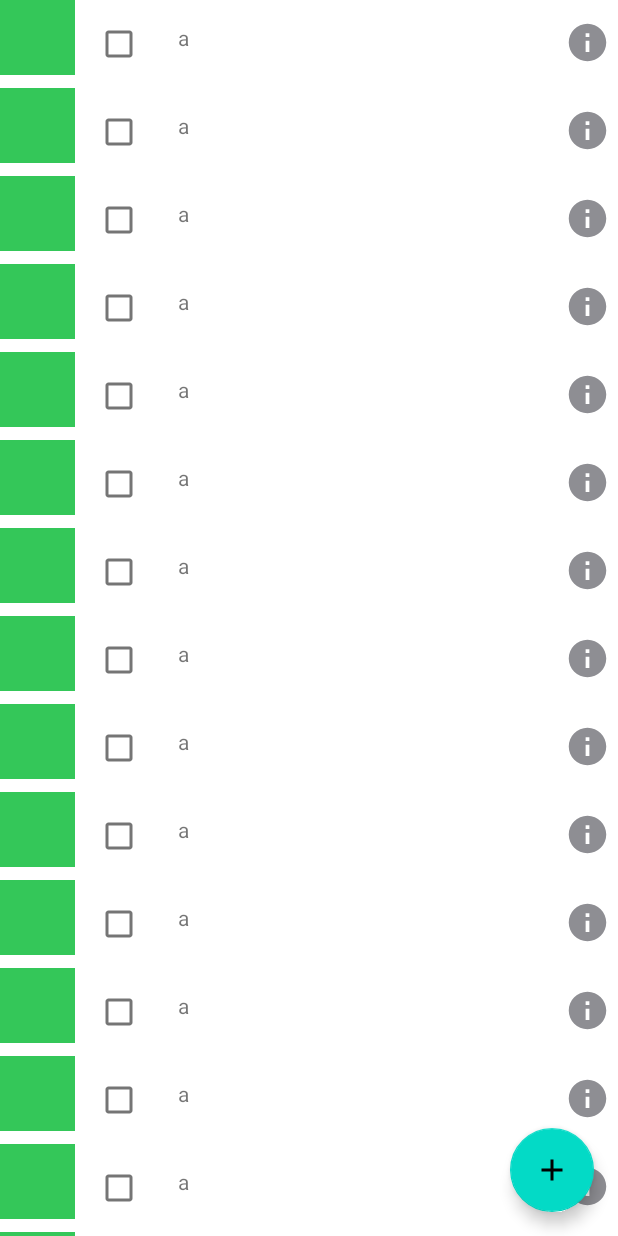
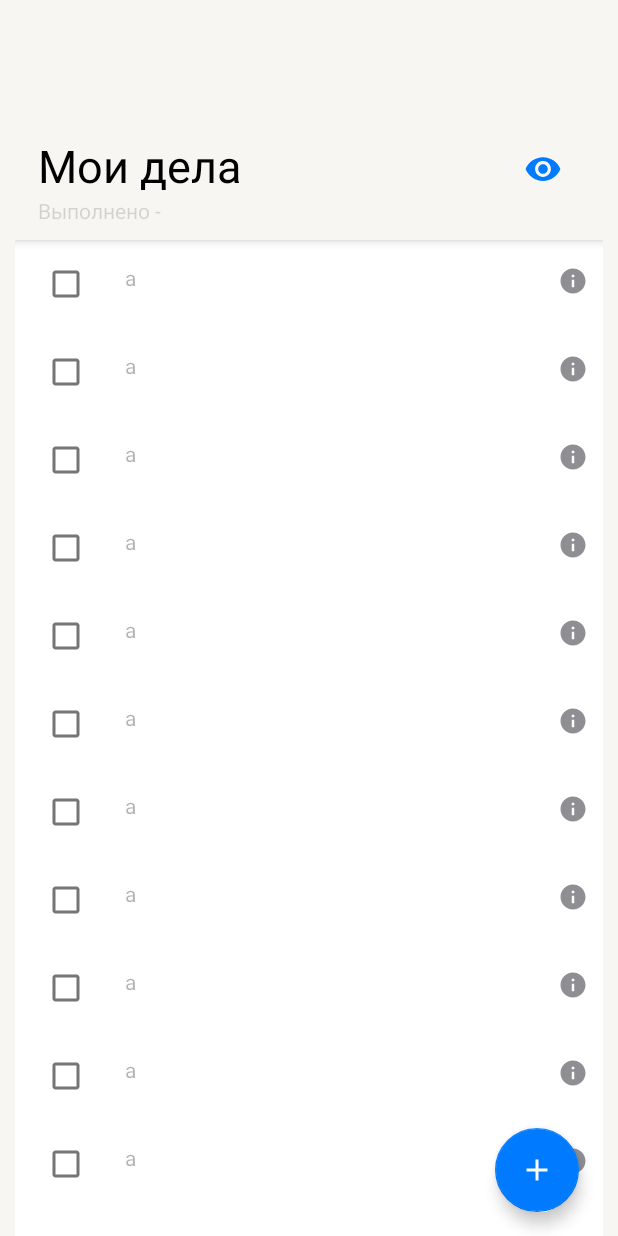
Before and after one commit to Tokarev-IP/TodoApp, an Android app: the screen it shows after launch (MainActivity), on a phone screen of 412 x 824 dp. Run offline under Robolectric (Android 15) with nearby library versions, the phone set to English and light mode, and no system bars; plain views replace SwipeLayout.

Commit message:
updated UI

```diff
--- a/app/src/main/AndroidManifest.xml
+++ b/app/src/main/AndroidManifest.xml
@@ -16,6 +16,7 @@
                 <category android:name="android.intent.category.LAUNCHER" />
             </intent-filter>
         </activity>
+        <activity android:name=".AddTaskActivity" />
     </application>
 
 </manifest>
--- /dev/null
+++ b/app/src/main/res/drawable/ic_baseline_check_box_25.xml
@@ -0,0 +1,5 @@
+<vector android:height="25dp" android:tint="#34C759"
+    android:viewportHeight="24" android:viewportWidth="24"
+    android:width="25dp" xmlns:android="http://schemas.android.com/apk/res/android">
+    <path android:fillColor="@android:color/white" android:pathData="M19,3L5,3c-1.11,0 -2,0.9 -2,2v14c0,1.1 0.89,2 2,2h14c1.11,0 2,-0.9 2,-2L21,5c0,-1.1 -0.89,-2 -2,-2zM10,17l-5,-5 1.41,-1.41L10,14.17l7.59,-7.59L19,8l-9,9z"/>
+</vector>
--- /dev/null
+++ b/app/src/main/res/drawable/ic_baseline_check_box_outline_blank_25.xml
@@ -0,0 +1,5 @@
+<vector android:height="25dp" android:tint="#FF3B30"
+    android:viewportHeight="24" android:viewportWidth="24"
+    android:width="25dp" xmlns:android="http://schemas.android.com/apk/res/android">
+    <path android:fillColor="@android:color/white" android:pathData="M19,5v14H5V5h14m0,-2H5c-1.1,0 -2,0.9 -2,2v14c0,1.1 0.9,2 2,2h14c1.1,0 2,-0.9 2,-2V5c0,-1.1 -0.9,-2 -2,-2z"/>
+</vector>
--- /dev/null
+++ b/app/src/main/res/drawable/ic_baseline_check_box_outline_blank_25_gray.xml
@@ -0,0 +1,5 @@
+<vector android:height="25dp" android:tint="#D1D1D6"
+    android:viewportHeight="24" android:viewportWidth="24"
+    android:width="25dp" xmlns:android="http://schemas.android.com/apk/res/android">
+    <path android:fillColor="@android:color/white" android:pathData="M19,5v14H5V5h14m0,-2H5c-1.1,0 -2,0.9 -2,2v14c0,1.1 0.9,2 2,2h14c1.1,0 2,-0.9 2,-2V5c0,-1.1 -0.9,-2 -2,-2z"/>
+</vector>
--- /dev/null
+++ b/app/src/main/res/drawable/ic_baseline_close_25.xml
@@ -0,0 +1,5 @@
+<vector android:height="25dp" android:tint="?attr/colorControlNormal"
+    android:viewportHeight="24" android:viewportWidth="24"
+    android:width="25dp" xmlns:android="http://schemas.android.com/apk/res/android">
+    <path android:fillColor="@android:color/white" android:pathData="M19,6.41L17.59,5 12,10.59 6.41,5 5,6.41 10.59,12 5,17.59 6.41,19 12,13.41 17.59,19 19,17.59 13.41,12z"/>
+</vector>
--- /dev/null
+++ b/app/src/main/res/drawable/ic_baseline_info_20_gray.xml
@@ -0,0 +1,5 @@
+<vector android:height="20dp" android:tint="#8E8E93"
+    android:viewportHeight="24" android:viewportWidth="24"
+    android:width="20dp" xmlns:android="http://schemas.android.com/apk/res/android">
+    <path android:fillColor="@android:color/white" android:pathData="M12,2C6.48,2 2,6.48 2,12s4.48,10 10,10 10,-4.48 10,-10S17.52,2 12,2zM13,17h-2v-6h2v6zM13,9h-2L11,7h2v2z"/>
+</vector>
--- /dev/null
+++ b/app/src/main/res/drawable/ic_baseline_visibility_25.xml
@@ -0,0 +1,5 @@
+<vector android:height="25dp" android:tint="#007AFF"
+    android:viewportHeight="24" android:viewportWidth="24"
+    android:width="25dp" xmlns:android="http://schemas.android.com/apk/res/android">
+    <path android:fillColor="@android:color/white" android:pathData="M12,4.5C7,4.5 2.73,7.61 1,12c1.73,4.39 6,7.5 11,7.5s9.27,-3.11 11,-7.5c-1.73,-4.39 -6,-7.5 -11,-7.5zM12,17c-2.76,0 -5,-2.24 -5,-5s2.24,-5 5,-5 5,2.24 5,5 -2.24,5 -5,5zM12,9c-1.66,0 -3,1.34 -3,3s1.34,3 3,3 3,-1.34 3,-3 -1.34,-3 -3,-3z"/>
+</vector>
--- /dev/null
+++ b/app/src/main/res/drawable/ic_baseline_visibility_off_25.xml
@@ -0,0 +1,5 @@
+<vector android:height="25dp" android:tint="#007AFF"
+    android:viewportHeight="24" android:viewportWidth="24"
+    android:width="25dp" xmlns:android="http://schemas.android.com/apk/res/android">
+    <path android:fillColor="@android:color/white" android:pathData="M12,7c2.76,0 5,2.24 5,5 0,0.65 -0.13,1.26 -0.36,1.83l2.92,2.92c1.51,-1.26 2.7,-2.89 3.43,-4.75 -1.73,-4.39 -6,-7.5 -11,-7.5 -1.4,0 -2.74,0.25 -3.98,0.7l2.16,2.16C10.74,7.13 11.35,7 12,7zM2,4.27l2.28,2.28 0.46,0.46C3.08,8.3 1.78,10.02 1,12c1.73,4.39 6,7.5 11,7.5 1.55,0 3.03,-0.3 4.38,-0.84l0.42,0.42L19.73,22 21,20.73 3.27,3 2,4.27zM7.53,9.8l1.55,1.55c-0.05,0.21 -0.08,0.43 -0.08,0.65 0,1.66 1.34,3 3,3 0.22,0 0.44,-0.03 0.65,-0.08l1.55,1.55c-0.67,0.33 -1.41,0.53 -2.2,0.53 -2.76,0 -5,-2.24 -5,-5 0,-0.79 0.2,-1.53 0.53,-2.2zM11.84,9.02l3.15,3.15 0.02,-0.16c0,-1.66 -1.34,-3 -3,-3l-0.17,0.01z"/>
+</vector>
--- /dev/null
+++ b/app/src/main/res/drawable/round_edge.xml
@@ -0,0 +1,9 @@
+<?xml version="1.0" encoding="utf-8"?>
+<shape xmlns:android="http://schemas.android.com/apk/res/android">
+
+    <solid android:color="@color/secondary" />
+
+    <corners
+        android:radius="30dp"
+        />
+</shape>
--- a/app/src/main/res/layout/activity_main.xml
+++ b/app/src/main/res/layout/activity_main.xml
@@ -4,15 +4,75 @@
     xmlns:tools="http://schemas.android.com/tools"
     android:layout_width="match_parent"
     android:layout_height="match_parent"
+    xmlns:app="http://schemas.android.com/apk/res-auto"
     tools:context=".MainActivity"
     android:id="@+id/parent_layout"
+    android:background="@color/back_primary"
+    android:orientation="vertical"
+    android:paddingHorizontal="10dp"
     >
 
-    <androidx.recyclerview.widget.RecyclerView
+    <com.google.android.material.appbar.AppBarLayout
+        android:id="@+id/main.appbar"
         android:layout_width="match_parent"
         android:layout_height="wrap_content"
+        >
+
+        <androidx.appcompat.widget.Toolbar
+            android:layout_width="match_parent"
+            android:layout_height="70dp"
+            app:layout_scrollFlags="scroll|snap"
+            />
+
+        <RelativeLayout
+            android:layout_width="match_parent"
+            android:layout_height="wrap_content"
+            android:orientation="horizontal"
+            android:paddingTop="20dp"
+            android:paddingHorizontal="15dp"
+            android:background="@color/back_primary"
+            android:layout_marginBottom="10dp"
+            app:layout_scrollFlags="enterAlways"
+            >
+
+            <TextView
+                android:layout_width="wrap_content"
+                android:layout_height="wrap_content"
+                android:text="Мои дела"
+                android:textSize="30sp"
+                android:textColor="@color/primary"
+                android:layout_alignParentStart="true"
+                android:id="@+id/my_task_text"
+                />
+
+            <ImageButton
+                android:layout_width="wrap_content"
+                android:layout_height="wrap_content"
+                android:layout_gravity="right"
+                android:layout_alignParentEnd="true"
+                android:src="@drawable/ic_baseline_visibility_25"
+                />
+
+            <TextView
+                android:layout_width="match_parent"
+                android:layout_height="wrap_content"
+                android:layout_below="@id/my_task_text"
+                android:text="Выполнено - "
+                android:textColor="@color/disable"
+                />
+
+        </RelativeLayout>
+
+    </com.google.android.material.appbar.AppBarLayout>
+
+    <androidx.recyclerview.widget.RecyclerView
         android:id="@+id/recycler"
+        android:layout_width="match_parent"
+        android:layout_height="wrap_content"
+        android:background="@drawable/round_edge"
+        app:layout_behavior="@string/appbar_scrolling_view_behavior"
         />
+
 
     <com.google.android.material.floatingactionbutton.FloatingActionButton
         android:layout_width="wrap_content"
@@ -22,7 +82,7 @@
         android:layout_marginEnd="16dp"
         android:layout_marginBottom="16dp"
         android:src="@drawable/ic_baseline_add_24"
-        android:background="@color/blue"
+        app:backgroundTint="@color/blue"
         />
 
 </androidx.coordinatorlayout.widget.CoordinatorLayout>
--- a/app/src/main/res/layout/recycler_item.xml
+++ b/app/src/main/res/layout/recycler_item.xml
@@ -1,37 +1,45 @@
 <?xml version="1.0" encoding="utf-8"?>
 <com.zerobranch.layout.SwipeLayout
     xmlns:android="http://schemas.android.com/apk/res/android"
+    xmlns:tools="http://schemas.android.com/tools"
     android:layout_width="match_parent"
     android:layout_height="wrap_content"
     xmlns:app="http://schemas.android.com/apk/res-auto"
     app:swipeDirection="left|right"
-    app:draggedItem="@id/linear_layout"
+    app:draggedItem="@id/relative_layout"
     app:rightItem="@id/image_view_right"
     app:leftItem="@id/image_view_left"
     app:autoMovingSensitivity="1000"
+    android:background="@color/secondary"
     >
 
-    <LinearLayout
-        android:layout_width="wrap_content"
+    <ImageButton
+        android:layout_width="70dp"
         android:layout_height="match_parent"
-        android:orientation="horizontal"
-        android:id="@+id/linear_layout"
-        >
-
-        <ImageView
-            android:layout_width="50dp"
-            android:layout_height="50dp"
         android:id="@+id/image_view_left"
         android:background="@color/green"
+        android:layout_gravity="top|bottom"
+        android:src="@drawable/ic_baseline_check_25"
+        />
+
+    <ImageButton
+        android:id="@+id/image_view_right"
+        android:layout_width="70dp"
+        android:layout_height="match_parent"
+        android:layout_gravity="end|top|bottom"
+        android:background="#ff5722"
+        android:src="@drawable/ic_baseline_delete_25"
         />
 
     <RelativeLayout
         android:layout_width="match_parent"
         android:layout_height="wrap_content"
         android:orientation="horizontal"
-            android:paddingHorizontal="5dp"
+        android:paddingHorizontal="10dp"
         android:paddingVertical="5dp"
         android:id="@+id/relative_layout"
+        tools:ignore="MissingConstraints"
+        android:background="@color/white"
         >
 
         <CheckBox
@@ -44,31 +52,23 @@
             android:id="@+id/text_view"
             android:layout_width="wrap_content"
             android:layout_height="wrap_content"
-                android:text="asghgdsad"
+            android:text="asghghjhd"
             android:layout_toEndOf="@id/checkbox"
             android:layout_marginHorizontal="15dp"
             android:layout_marginTop="10dp"
+            android:maxLines="3"
             />
 
         <ImageButton
             android:layout_width="wrap_content"
             android:layout_height="wrap_content"
             android:id="@+id/info_button"
-                android:src="@drawable/ic_baseline_info_30"
+            android:src="@drawable/ic_baseline_info_20_gray"
             android:layout_alignParentEnd="true"
             android:background="@color/back_elevated"
-                android:layout_marginTop="8dp"
+            android:layout_marginTop="12dp"
             />
 
     </RelativeLayout>
 
-        <ImageView
-            android:layout_width="50dp"
-            android:layout_height="50dp"
-            android:id="@+id/image_view_right"
-            android:background="@color/red"
-            />
-
-    </LinearLayout>
-
 </com.zerobranch.layout.SwipeLayout>
--- a/app/src/main/res/values-night/themes.xml
+++ b/app/src/main/res/values-night/themes.xml
@@ -3,10 +3,9 @@
     <style name="Theme.Android_school" parent="Theme.MaterialComponents.DayNight.NoActionBar">
         <!-- Primary brand color. -->
 
-        <item name="overlay">@color/separator</item>
-
-        <item name="colorOnPrimary">@color/primary</item>
         <item name="colorPrimary">@color/back_primary</item>
+        <item name="colorOnPrimary">@color/back_primary</item>
+        <item name="colorPrimaryVariant">@color/back_primary</item>
 
         <!-- Secondary brand color. -->
         <item name="colorSecondary">@color/secondary</item>
@@ -17,5 +16,6 @@
         <!-- Status bar color. -->
         <item name="android:statusBarColor" tools:targetApi="l">?attr/colorPrimaryVariant</item>
         <!-- Customize your theme here. -->
+
     </style>
 </resources>
--- a/app/src/main/res/values/themes.xml
+++ b/app/src/main/res/values/themes.xml
@@ -1,18 +1,19 @@
 <resources xmlns:tools="http://schemas.android.com/tools">
     <!-- Base application theme. -->
     <style name="Theme.Android_school" parent="Theme.MaterialComponents.DayNight.NoActionBar">
-        <!-- Primary brand color. -->
 
-<!--        <item name="overlay">@color/separator</item>-->
+        <item name="overlay">@color/separator</item>
 
-<!--        <item name="colorOnPrimary">@color/primary</item>-->
-<!--        <item name=colorPrimary">@color/back_primary</item>-->
+        <item name="colorPrimary">@color/back_primary</item>
+        <item name="colorOnPrimary">@color/back_primary</item>
+        <item name="colorPrimaryVariant">@color/back_primary</item>
 
         <!-- Secondary brand color. -->
-<!--        <item name="colorSecondary">@color/secondary</item>-->
-<!--        <item name="colorOnSecondary">@color/back_secondary</item>-->
+        <item name="colorSecondary">@color/secondary</item>
+        <item name="colorOnSecondary">@color/back_secondary</item>
+        <item name="colorButtonNormal">@color/back_primary</item>
 
-<!--        <item name="android:textColorTertiary">@color/tertiary</item>-->
+        <item name="android:textColorTertiary">@color/tertiary</item>
 
         <!-- Status bar color. -->
         <item name="android:statusBarColor" tools:targetApi="l">?attr/colorPrimaryVariant</item>
```
Also changed, not shown: app/src/main/java/test/app/android_school/AddTaskActivity.kt (added, +21 -0 lines), app/src/main/java/test/app/android_school/MainActivity.kt (+25 -3 lines), app/src/main/java/test/app/android_school/recycler/DtClass.kt (added, +9 -0 lines), app/src/main/res/layout/activity_add_task.xml (added, +89 -0 lines), app/src/main/res/values/strings.xml (+7 -0 lines). Lines whose indentation alone changed are shown as unchanged.
